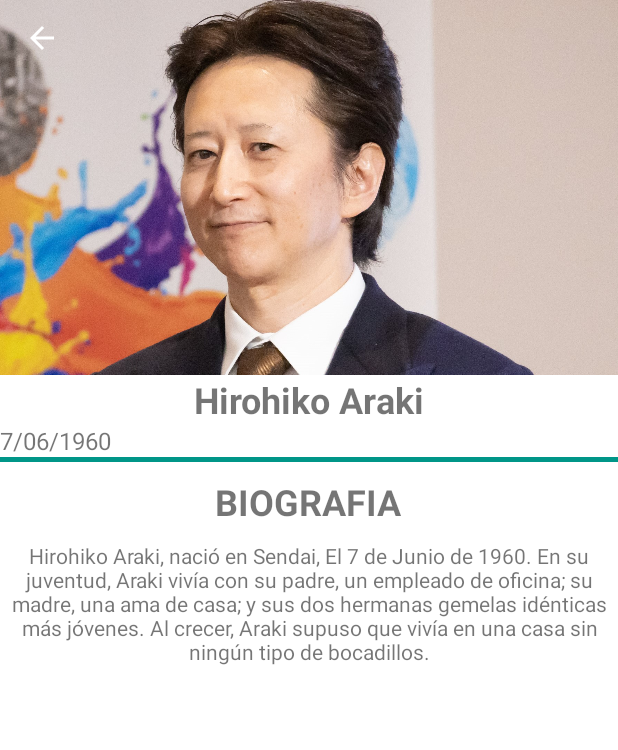
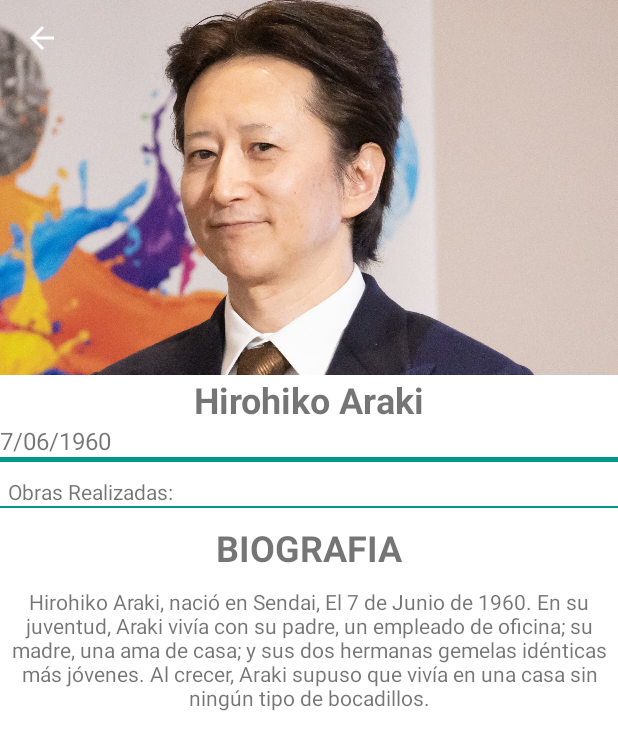
Before and after one commit to Neronent/Lab5-6, an Android app: the layout fragment_detail_creator.xml on its own in the app's theme, with its tools: preview values and no code run, on a phone screen of 412 x 824 dp. Shown: the top 750 px of the screen. Run offline under Robolectric (Android 15) with nearby library versions, the phone set to English and light mode, and no system bars.

Commit message:
Se agrego el efecto de cargado en el recyclerview de Creadores, y evento, ademas de que ahora al seleccionar a un creador te llevara a la informacion de este, unico bug es de evento a la hora de entrar al detalle, version 3.0.5

```diff
--- a/app/src/main/AndroidManifest.xml
+++ b/app/src/main/AndroidManifest.xml
@@ -1,5 +1,6 @@
 <?xml version="1.0" encoding="utf-8"?>
-<manifest xmlns:android="http://schemas.android.com/apk/res/android">
+<manifest xmlns:android="http://schemas.android.com/apk/res/android"
+    package="com.example.animenic">
 
     <uses-permission android:name="android.permission.INTERNET"/>
 
--- a/app/src/main/java/com/example/animenic/model/Anime.kt
+++ b/app/src/main/java/com/example/animenic/model/Anime.kt
@@ -7,4 +7,5 @@ class Anime: Serializable{
     var UrlAnime: String = ""
     var fechaAnime: String = ""
     var Creador: String = ""
+    var sinopsisAnime: String = ""
 }
--- a/app/src/main/java/com/example/animenic/model/Creadores.kt
+++ b/app/src/main/java/com/example/animenic/model/Creadores.kt
@@ -7,4 +7,5 @@ class Creadores: Serializable {
     var fechaNac: String = ""
     var obrasRealizadas: Int = 0
     var UrlCreador: String = ""
+    var biografiaCreador: String = ""
 }
--- a/app/src/main/java/com/example/animenic/view/CreadorFragment.kt
+++ b/app/src/main/java/com/example/animenic/view/CreadorFragment.kt
@@ -6,6 +6,7 @@ import android.view.LayoutInflater
 import android.view.View
 import android.view.ViewGroup
 import androidx.core.os.bundleOf
+import androidx.core.view.isVisible
 import androidx.lifecycle.Observer
 import androidx.lifecycle.ViewModelProvider
 import androidx.navigation.fragment.NavHostFragment
@@ -55,6 +56,11 @@ class CreadorFragment : Fragment(), AnimeInterface {
         viewModel.listCreadores.observe(viewLifecycleOwner, Observer<List<Creadores>> { Creadores ->
             creadorAdapter.updateData(Creadores)
         })
+        viewModel.isLoading.observe(viewLifecycleOwner, Observer {
+            if (it != null) {
+                binding.creadorLoading.isVisible = false
+            }
+        })
     }
 
     override fun onAnimeClicked(anime: Anime, position: Int) {}
--- a/app/src/main/java/com/example/animenic/view/DetailAnimeFragment.kt
+++ b/app/src/main/java/com/example/animenic/view/DetailAnimeFragment.kt
@@ -29,6 +29,7 @@ class DetailAnimeFragment : Fragment() {
         binding.tvNombreCreador.text = animate.Creador
         binding.tvFechaAnime.text = animate.fechaAnime
         binding.tvNombreAnime.text = animate.nombreAnime
+        binding.tvSinopsisAnime.text = animate.sinopsisAnime
         context?.let {
             Glide.with(it).load(animate.UrlAnime)
                 .diskCacheStrategy(DiskCacheStrategy.ALL)
--- a/app/src/main/java/com/example/animenic/view/EventoFragment.kt
+++ b/app/src/main/java/com/example/animenic/view/EventoFragment.kt
@@ -6,6 +6,7 @@ import android.view.LayoutInflater
 import android.view.View
 import android.view.ViewGroup
 import androidx.core.os.bundleOf
+import androidx.core.view.isVisible
 import androidx.lifecycle.Observer
 import androidx.lifecycle.ViewModelProvider
 import androidx.navigation.fragment.NavHostFragment
@@ -59,6 +60,11 @@ class EventoFragment : Fragment(), AnimeInterface {
         viewModel.listEvento.observe(viewLifecycleOwner, Observer<List<Evento>> { Evento ->
             animeAdapter.updateData(Evento)
         })
+        viewModel.isLoading.observe(viewLifecycleOwner, Observer {
+            if (it != null) {
+                binding.eventoLoading.isVisible = false
+            }
+        })
     }
 
     override fun onAnimeClicked(anime: Anime, position: Int) {}
--- a/app/src/main/java/com/example/animenic/view/adapter/AdapterEvent.kt
+++ b/app/src/main/java/com/example/animenic/view/adapter/AdapterEvent.kt
@@ -30,11 +30,11 @@ class AdapterEvent(private var listener: AnimeInterface) : RecyclerView.Adapter<
         val event = listEventos[position]
 
         with(holder) {
-            binding.tvNombreEvento.text = event.EventoLugar
+            binding.tvNombreEvento.text = event.eventoLugar
             binding.tvHoraEvento.text = event.hora
 
             Glide.with(mContext)
-                .load(event.EventoPhoto)
+                .load(event.eventoPhoto)
                 .diskCacheStrategy(DiskCacheStrategy.ALL)
                 .centerCrop()
                 .into(binding.imgFotoEvento)
--- a/app/src/main/res/layout/fragment_detail_creator.xml
+++ b/app/src/main/res/layout/fragment_detail_creator.xml
@@ -45,52 +45,87 @@
         android:layout_height="match_parent"
         app:layout_behavior="@string/appbar_scrolling_view_behavior">
 
-        <LinearLayout
+        <androidx.constraintlayout.widget.ConstraintLayout
             android:layout_width="match_parent"
-            android:layout_height="match_parent"
-            android:orientation="vertical">
+            android:layout_height="match_parent">
 
             <TextView
                 android:id="@+id/tvNombre"
                 android:layout_width="wrap_content"
                 android:layout_height="wrap_content"
-                android:layout_gravity="center_horizontal"
                 android:text="@string/director_name"
                 android:textSize="@dimen/tamtexto1"
                 android:textStyle="bold"
-                />
+                app:layout_constraintStart_toStartOf="parent"
+                app:layout_constraintTop_toBottomOf="@id/imgDetalleCreador"
+                app:layout_constraintEnd_toEndOf="parent"
+                tools:ignore="NotSibling" />
             <TextView
                 android:id="@+id/tvFechaNac"
                 android:layout_width="wrap_content"
                 android:layout_height="wrap_content"
                 android:text="@string/fecha_Nac"
                 android:textSize="@dimen/tamtexto2"
+                app:layout_constraintStart_toStartOf="parent"
+                app:layout_constraintTop_toBottomOf="@id/tvNombre"
                 />
             <View
+                android:id="@+id/view"
                 android:layout_width="match_parent"
                 android:layout_height="@dimen/alto3"
-                android:background="@color/primaryColor"/>
+                android:background="@color/primaryColor"
+                app:layout_constraintTop_toBottomOf="@id/tvFechaNac"/>
             <TextView
-                android:id="@+id/tvTitle_biologia"
+                android:id="@+id/tvTitleObrasRealizadas"
+                android:layout_width="wrap_content"
+                android:layout_height="wrap_content"
+                app:layout_constraintStart_toStartOf="parent"
+                app:layout_constraintTop_toBottomOf="@id/view"
+                android:paddingTop="@dimen/margen"
+                android:paddingHorizontal="@dimen/margen1"
+                android:text="@string/strObrasRealizadas"
+                />
+            <TextView
+                android:id="@+id/tvObrasRealizadas"
+                android:layout_width="wrap_content"
+                android:layout_height="wrap_content"
+                app:layout_constraintStart_toEndOf="@id/tvTitleObrasRealizadas"
+                app:layout_constraintTop_toBottomOf="@id/view"
+                android:paddingTop="@dimen/margen"
+                android:paddingHorizontal="@dimen/margen1"/>
+            <View
+                android:id="@+id/view1"
+                android:layout_width="match_parent"
+                android:layout_height="@dimen/alto6"
+                android:background="@color/primaryColor"
+                app:layout_constraintTop_toBottomOf="@id/tvTitleObrasRealizadas"/>
+            <TextView
+                android:id="@+id/tvTitle_biografia"
                 android:layout_width="wrap_content"
                 android:layout_height="wrap_content"
                 android:text="@string/biografia_title_detail"
                 android:textSize="@dimen/tamtexto1"
-                android:layout_gravity="center_horizontal"
                 android:textStyle="bold"
-                android:layout_marginTop="@dimen/margen"/>
+                android:layout_marginTop="@dimen/margen"
+                app:layout_constraintStart_toStartOf="parent"
+                app:layout_constraintEnd_toEndOf="parent"
+                app:layout_constraintTop_toBottomOf="@+id/view1"
+                />
             <TextView
-                android:id="@+id/tvBiologia"
+                android:id="@+id/tvBiografia"
                 android:layout_width="wrap_content"
                 android:layout_height="wrap_content"
-                android:layout_gravity="center_horizontal"
-                android:text="@string/description_creador_detail"
+                tools:text="@string/description_creador_detail"
                 android:gravity="center_horizontal"
                 android:paddingTop="@dimen/margen"
                 android:paddingHorizontal="@dimen/margen1"
+                app:layout_constraintStart_toStartOf="parent"
+                app:layout_constraintEnd_toEndOf="parent"
+                app:layout_constraintTop_toBottomOf="@id/tvTitle_biografia"
                 />
 
-        </LinearLayout>
+
+        </androidx.constraintlayout.widget.ConstraintLayout>
     </androidx.core.widget.NestedScrollView>
 
 </androidx.coordinatorlayout.widget.CoordinatorLayout>
--- a/app/src/main/res/values/strings.xml
+++ b/app/src/main/res/values/strings.xml
@@ -36,5 +36,6 @@
     <string name="event_title">Evento</string>
     <string name="login_activity_message_valid_pass">Ambas contraseñas deben ser iguales y deben tener mas de 6 caracteres y menos de 16</string>
     <string name="login_activity_message_valid_email">El correo no puede sobrepasar los 40 caracteres</string>
+    <string name="strObrasRealizadas">Obras Realizadas:</string>
 
 </resources>
```
Also changed, not shown: app/src/main/java/com/example/animenic/model/Evento.kt (+7 -7 lines), app/src/main/java/com/example/animenic/view/DetailCreatorFragment.kt (+17 -0 lines), app/src/main/java/com/example/animenic/view/EventoUbicacionDetFragment.kt (+16 -14 lines), app/src/main/java/com/example/animenic/view/EventoUbicacionFragment.kt (+5 -5 lines), app/src/main/res/layout/fragment_creador.xml (+26 -2 lines), app/src/main/res/layout/fragment_evento.xml (+26 -2 lines).
